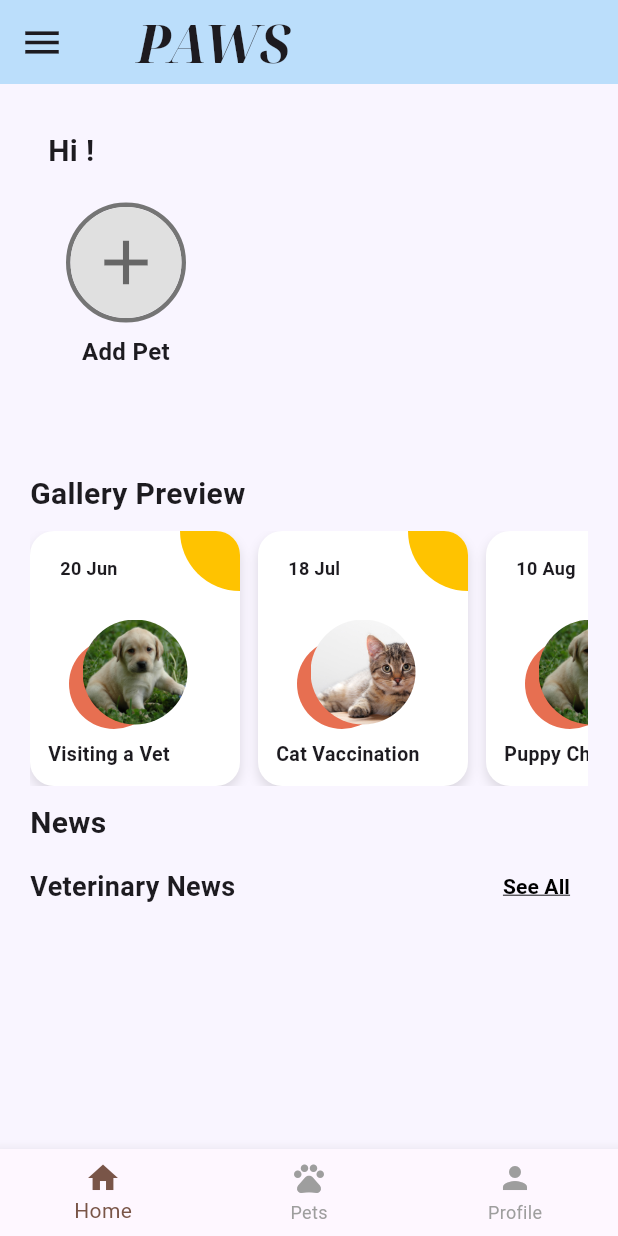
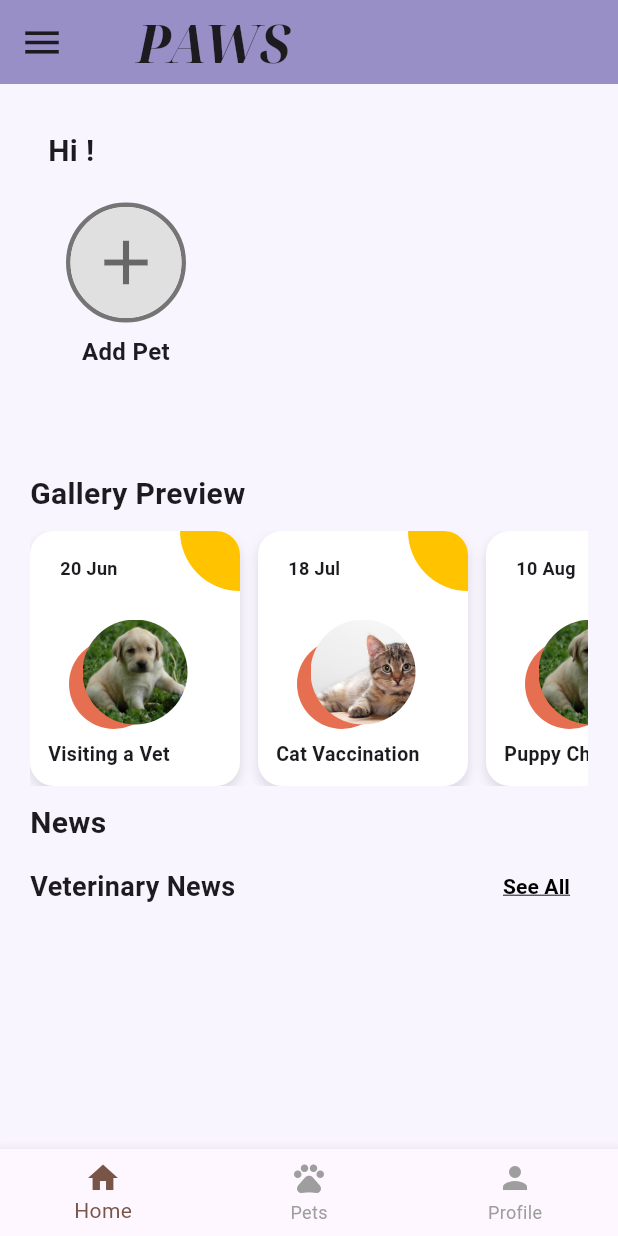
Before and after one commit to Meekouu/PAWS-Mobile-App, a Flutter app: the HomePage screen opened by its route, on a phone screen of 412 x 824 dp. Run offline on Flutter 3.47's test engine with Material 3 defaults, Android fonts, the phone set to English and light mode, and no system bars; our stand-ins replace firebase_auth, firebase_core, firebase_database, firebase_storage, fl_chart, flutter_svg and 4 more; accounts and stored records are empty; network calls fail.

Commit message:
changed top nav bar ui elements

```diff
--- a/lib/pages/home_page.dart
+++ b/lib/pages/home_page.dart
@@ -148,23 +148,6 @@ class _HomePageState extends State<HomePage> {
                 ],
               ),
             ),
-
-            const ListTile(
-              leading: Icon(Icons.pets),
-              title: Text('Pet Profiles'),
-              onTap: null, // Placeholder
-            ),
-            const ListTile(
-              leading: Icon(Icons.article),
-              title: Text('Articles'),
-              onTap: null, // Placeholder
-            ),
-            const ListTile(
-              leading: Icon(Icons.settings),
-              title: Text('Settings'),
-              onTap: null, // Placeholder
-            ),
-            const Divider(),
             ListTile(
             leading: const Icon(Icons.logout),
             title: const Text('Log Out'),
@@ -191,6 +174,7 @@ class _HomePageState extends State<HomePage> {
               }
             },
           ),
+
           ],
         ),
       ),
@@ -313,7 +297,7 @@ class _HomePageState extends State<HomePage> {
   AppBar _AppBar(BuildContext context) {
     return AppBar(
       titleSpacing: 35,
-      backgroundColor: Colors.blue[100],
+      backgroundColor: secondaryColor,
       automaticallyImplyLeading: false,
       leading: Builder(
         builder: (context) => IconButton(
```
Also changed, not shown: lib/pages/gallery.dart (deleted, +0 -69 lines), lib/widgets/pet_slider.dart (+13 -14 lines), 1 other file. Lines whose indentation alone changed are shown as unchanged.
